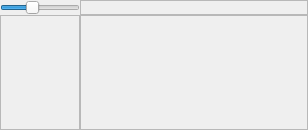
Above: src/widgets/timeline_ui.ui from KDE/kdenlive before the change. Below: the same form after it.
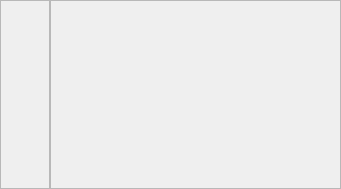
That is the form after the change.

Commit message: Rework monitor & timeline UI, and send profile to renderer

What changed in the file:
```diff
--- a/src/widgets/timeline_ui.ui
+++ b/src/widgets/timeline_ui.ui
@@ -5,58 +5,43 @@
    <rect>
     <x>0</x>
     <y>0</y>
-    <width>308</width>
-    <height>130</height>
+    <width>341</width>
+    <height>189</height>
    </rect>
   </property>
-  <layout class="QGridLayout" >
-   <property name="leftMargin" >
+  <layout class="QGridLayout" name="gridLayout" >
+   <property name="margin" >
     <number>0</number>
    </property>
-   <property name="topMargin" >
-    <number>0</number>
-   </property>
-   <property name="rightMargin" >
-    <number>0</number>
-   </property>
-   <property name="bottomMargin" >
-    <number>0</number>
-   </property>
-   <property name="horizontalSpacing" >
-    <number>0</number>
-   </property>
-   <property name="verticalSpacing" >
+   <property name="spacing" >
     <number>0</number>
    </property>
    <item row="0" column="0" >
-    <widget class="QSlider" name="horizontalSlider" >
+    <widget class="QFrame" name="ruler_frame_2" >
+     <property name="sizePolicy" >
+      <sizepolicy vsizetype="Preferred" hsizetype="MinimumExpanding" >
+       <horstretch>0</horstretch>
+       <verstretch>0</verstretch>
+      </sizepolicy>
+     </property>
+     <property name="minimumSize" >
+      <size>
+       <width>25</width>
+       <height>0</height>
+      </size>
+     </property>
      <property name="maximumSize" >
       <size>
-       <width>80</width>
-       <height>16777215</height>
+       <width>50</width>
+       <height>20</height>
       </size>
      </property>
-     <property name="minimum" >
+     <property name="frameShadow" >
+      <enum>QFrame::Raised</enum>
+     </property>
+     <property name="lineWidth" >
       <number>0</number>
      </property>
-     <property name="maximum" >
-      <number>13</number>
-     </property>
-     <property name="singleStep" >
-      <number>1</number>
-     </property>
-     <property name="pageStep" >
-      <number>3</number>
-     </property>
-     <property name="value" >
-      <number>5</number>
-     </property>
-     <property name="sliderPosition" >
-      <number>5</number>
-     </property>
-     <property name="orientation" >
-      <enum>Qt::Horizontal</enum>
-     </property>
     </widget>
    </item>
    <item row="0" column="1" >
@@ -67,37 +52,71 @@
        <verstretch>0</verstretch>
       </sizepolicy>
      </property>
-     <property name="frameShape" >
-      <enum>QFrame::StyledPanel</enum>
+     <property name="maximumSize" >
+      <size>
+       <width>16777215</width>
+       <height>20</height>
+      </size>
      </property>
      <property name="frameShadow" >
       <enum>QFrame::Raised</enum>
      </property>
+     <property name="lineWidth" >
+      <number>0</number>
+     </property>
     </widget>
    </item>
    <item row="1" column="0" >
-    <widget class="QFrame" name="headers_frame" >
+    <widget class="QScrollArea" name="headers_area" >
      <property name="minimumSize" >
       <size>
-       <width>80</width>
-       <height>16</height>
+       <width>50</width>
+       <height>0</height>
       </size>
      </property>
      <property name="maximumSize" >
       <size>
-       <width>80</width>
+       <width>50</width>
        <height>16777215</height>
       </size>
      </property>
-     <property name="frameShape" >
-      <enum>QFrame::StyledPanel</enum>
+     <property name="focusPolicy" >
+      <enum>Qt::NoFocus</enum>
      </property>
-     <property name="frameShadow" >
-      <enum>QFrame::Raised</enum>
+     <property name="widgetResizable" >
+      <bool>true</bool>
      </property>
-     <property name="lineWidth" >
-      <number>0</number>
+     <property name="alignment" >
+      <set>Qt::AlignLeading|Qt::AlignLeft|Qt::AlignTop</set>
      </property>
+     <widget class="QWidget" name="scrollAreaWidgetContents" >
+      <property name="geometry" >
+       <rect>
+        <x>0</x>
+        <y>0</y>
+        <width>44</width>
+        <height>173</height>
+       </rect>
+      </property>
+      <layout class="QGridLayout" name="gridLayout_2" >
+       <item row="0" column="0" >
+        <widget class="QWidget" native="1" name="headers_container" />
+       </item>
+       <item row="1" column="0" >
+        <spacer name="verticalSpacer" >
+         <property name="orientation" >
+          <enum>Qt::Vertical</enum>
+         </property>
+         <property name="sizeHint" stdset="0" >
+          <size>
+           <width>20</width>
+           <height>148</height>
+          </size>
+         </property>
+        </spacer>
+       </item>
+      </layout>
+     </widget>
     </widget>
    </item>
    <item row="1" column="1" >
```
The commit also changes 17 other files.
